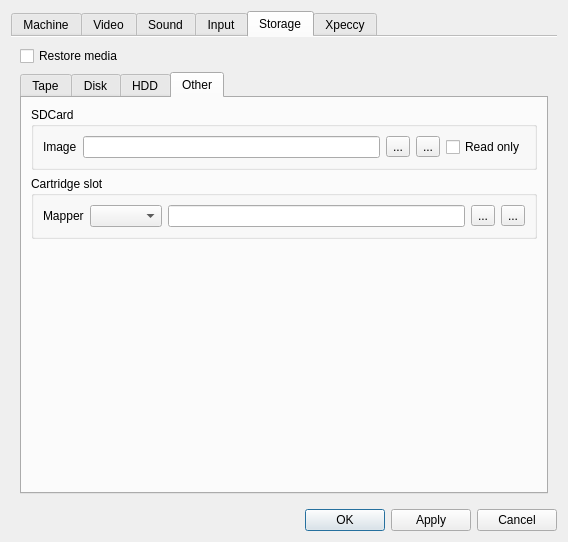
Before: the Qt Designer form ui/setupwin.ui in samstyle/Xpeccy, drawn with Qt 5.
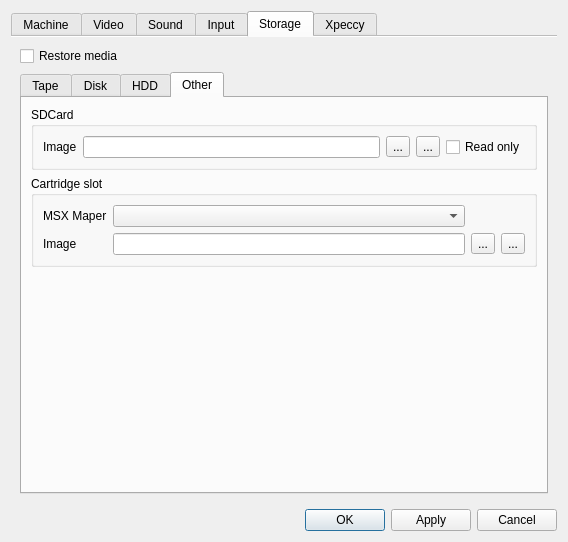
After: the same form once the commit is applied. The open tabs and pages were chosen to show the change. Icons and pictures are not drawn. Custom widgets are drawn as their Qt base class.

Patch:
```diff
--- a/ui/setupwin.ui
+++ b/ui/setupwin.ui
@@ -3023,18 +3023,7 @@
                 <string>Cartridge slot</string>
                </property>
                <layout class="QGridLayout" name="gridLayout_7">
-                <item row="0" column="3">
-                 <widget class="QToolButton" name="cSlotOpen">
-                  <property name="text">
-                   <string>...</string>
-                  </property>
-                  <property name="icon">
-                   <iconset resource="../xpeccy.qrc">
-                    <normaloff>:/images/fileopen.png</normaloff>:/images/fileopen.png</iconset>
-                  </property>
-                 </widget>
-                </item>
-                <item row="0" column="4">
+                <item row="1" column="4">
                  <widget class="QToolButton" name="cSlotEject">
                   <property name="text">
                    <string>...</string>
@@ -3045,23 +3034,41 @@
                   </property>
                  </widget>
                 </item>
-                <item row="0" column="2">
+                <item row="1" column="3">
+                 <widget class="QToolButton" name="cSlotOpen">
+                  <property name="text">
+                   <string>...</string>
+                  </property>
+                  <property name="icon">
+                   <iconset resource="../xpeccy.qrc">
+                    <normaloff>:/images/fileopen.png</normaloff>:/images/fileopen.png</iconset>
+                  </property>
+                 </widget>
+                </item>
+                <item row="1" column="0">
+                 <widget class="QLabel" name="label_70">
+                  <property name="text">
+                   <string>Image</string>
+                  </property>
+                 </widget>
+                </item>
+                <item row="0" column="0">
+                 <widget class="QLabel" name="label_27">
+                  <property name="text">
+                   <string>MSX Maper</string>
+                  </property>
+                 </widget>
+                </item>
+                <item row="0" column="1">
+                 <widget class="QComboBox" name="cSlotType"/>
+                </item>
+                <item row="1" column="1">
                  <widget class="QLineEdit" name="cSlotName">
                   <property name="readOnly">
                    <bool>true</bool>
                   </property>
                  </widget>
                 </item>
-                <item row="0" column="1">
-                 <widget class="QComboBox" name="cSlotType"/>
-                </item>
-                <item row="0" column="0">
-                 <widget class="QLabel" name="label_27">
-                  <property name="text">
-                   <string>Mapper</string>
-                  </property>
-                 </widget>
-                </item>
                </layout>
               </widget>
              </item>
```
